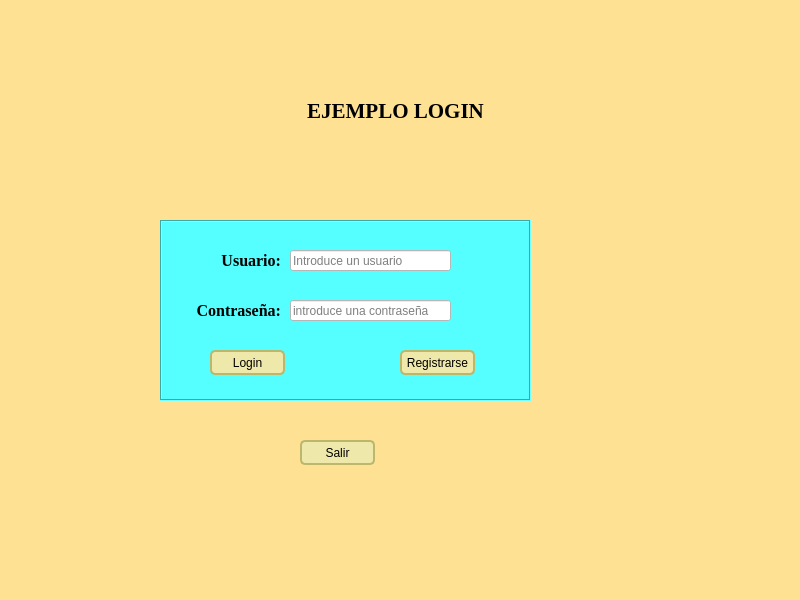
The window that login.ui (ilopjim13/PersistenciaDatos_PyQT) describes before a commit, drawn with Qt 5.
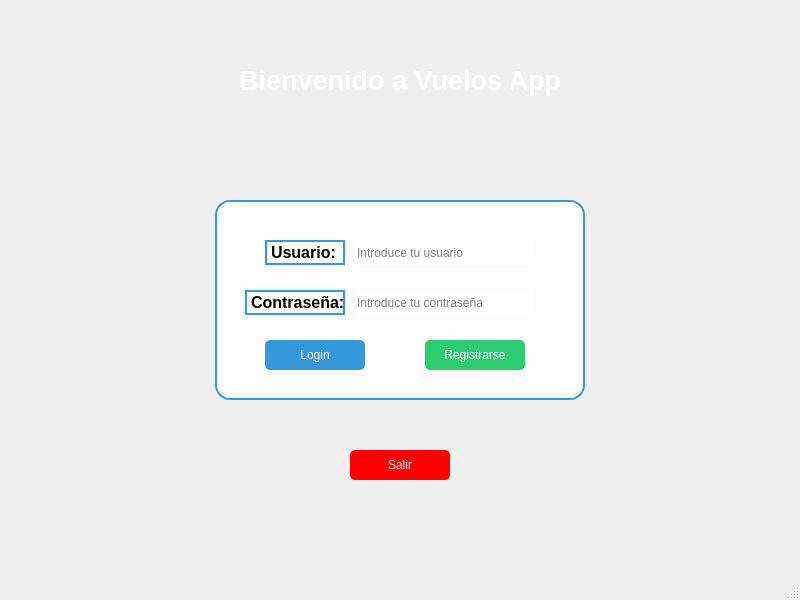
The same window after the commit. Icons and pictures are not drawn.

Commit message: Login/register funcional, mis viajes no furula muy bien, hay que ver navegación

```diff
--- a/login.ui
+++ b/login.ui
@@ -14,27 +14,34 @@
    <string>MainWindow</string>
   </property>
   <property name="styleSheet">
-   <string notr="true">background-color: rgb(255, 225, 148);</string>
+   <string notr="true">
+    MainWindow {
+        background-image: url("imagenes/fondo.jpg") background-position: center;
+    }
+   </string>
   </property>
   <widget class="QWidget" name="centralwidget">
    <widget class="QLabel" name="Titulo">
     <property name="geometry">
      <rect>
       <x>0</x>
-      <y>80</y>
-      <width>791</width>
-      <height>61</height>
+      <y>50</y>
+      <width>800</width>
+      <height>60</height>
      </rect>
     </property>
     <property name="font">
      <font>
-      <family>Times New Roman</family>
-      <pointsize>16</pointsize>
+      <family>Arial</family>
+      <pointsize>20</pointsize>
       <bold>true</bold>
      </font>
     </property>
+    <property name="styleSheet">
+     <string notr="true">color: white;</string>
+    </property>
     <property name="text">
-     <string>EJEMPLO LOGIN</string>
+     <string>Bienvenido a Vuelos App</string>
     </property>
     <property name="alignment">
      <set>Qt::AlignmentFlag::AlignCenter</set>
@@ -43,177 +50,128 @@
    <widget class="QFrame" name="frame">
     <property name="geometry">
      <rect>
-      <x>160</x>
-      <y>220</y>
-      <width>371</width>
-      <height>181</height>
+      <x>215</x>
+      <y>200</y>
+      <width>370</width>
+      <height>200</height>
      </rect>
     </property>
     <property name="styleSheet">
-     <string notr="true">background-color: rgb(85, 255, 255);</string>
+     <string notr="true">
+        QFrame {
+            background-color: rgba(255, 255, 255, 0.8);
+            border-radius: 15px;
+            border: 2px solid #3498db;
+        }
+     </string>
     </property>
     <property name="frameShape">
      <enum>QFrame::Shape::Box</enum>
     </property>
     <property name="frameShadow">
-     <enum>QFrame::Shadow::Sunken</enum>
+     <enum>QFrame::Shadow::Raised</enum>
     </property>
-    <widget class="QLineEdit" name="li_contra">
-     <property name="geometry">
-      <rect>
-       <x>130</x>
-       <y>80</y>
-       <width>161</width>
-       <height>21</height>
-      </rect>
-     </property>
-     <property name="styleSheet">
-      <string notr="true">background-color: rgb(255,255,255);</string>
-     </property>
-     <property name="echoMode">
-      <enum>QLineEdit::EchoMode::Password</enum>
-     </property>
-     <property name="placeholderText">
-      <string>introduce una contraseña</string>
-     </property>
-    </widget>
     <widget class="QLabel" name="la_usu">
      <property name="geometry">
       <rect>
        <x>50</x>
-       <y>30</y>
-       <width>71</width>
-       <height>21</height>
+       <y>40</y>
+       <width>80</width>
+       <height>25</height>
       </rect>
      </property>
      <property name="font">
       <font>
-       <family>Times New Roman</family>
+       <family>Arial</family>
        <pointsize>12</pointsize>
        <bold>true</bold>
       </font>
      </property>
      <property name="styleSheet">
-      <string notr="true">colo: rgb(255, 255, 255)</string>
+      <string notr="true">color: black;</string>
      </property>
      <property name="text">
       <string>Usuario:</string>
      </property>
-     <property name="scaledContents">
-      <bool>true</bool>
-     </property>
-     <property name="alignment">
-      <set>Qt::AlignmentFlag::AlignRight|Qt::AlignmentFlag::AlignTrailing|Qt::AlignmentFlag::AlignVCenter</set>
-     </property>
     </widget>
     <widget class="QLineEdit" name="li_usuario">
      <property name="geometry">
       <rect>
-       <x>130</x>
-       <y>30</y>
-       <width>161</width>
-       <height>21</height>
+       <x>140</x>
+       <y>40</y>
+       <width>180</width>
+       <height>25</height>
       </rect>
      </property>
      <property name="styleSheet">
-      <string notr="true">background-color: rgb(255,255,255);
-
-</string>
+      <string notr="true">background-color: white; border-radius: 5px;</string>
      </property>
      <property name="placeholderText">
-      <string>Introduce un usuario</string>
+      <string>Introduce tu usuario</string>
      </property>
     </widget>
     <widget class="QLabel" name="la_contra">
      <property name="geometry">
       <rect>
        <x>30</x>
-       <y>80</y>
-       <width>91</width>
-       <height>21</height>
+       <y>90</y>
+       <width>100</width>
+       <height>25</height>
       </rect>
      </property>
      <property name="font">
       <font>
-       <family>Times New Roman</family>
+       <family>Arial</family>
        <pointsize>12</pointsize>
        <bold>true</bold>
       </font>
      </property>
      <property name="styleSheet">
-      <string notr="true">colo: rgb(255, 255, 255)</string>
+      <string notr="true">color: black;</string>
      </property>
      <property name="text">
       <string>Contraseña:</string>
      </property>
-     <property name="scaledContents">
-      <bool>true</bool>
-     </property>
-     <property name="alignment">
-      <set>Qt::AlignmentFlag::AlignRight|Qt::AlignmentFlag::AlignTrailing|Qt::AlignmentFlag::AlignVCenter</set>
-     </property>
     </widget>
-    <widget class="QLabel" name="la_res">
+    <widget class="QLineEdit" name="li_contra">
      <property name="geometry">
       <rect>
-       <x>30</x>
-       <y>110</y>
-       <width>331</width>
-       <height>20</height>
+       <x>140</x>
+       <y>90</y>
+       <width>180</width>
+       <height>25</height>
       </rect>
      </property>
-     <property name="font">
-      <font>
-       <pointsize>12</pointsize>
-      </font>
-     </property>
      <property name="styleSheet">
-      <string notr="true">color: red;</string>
+      <string notr="true">background-color: white; border-radius: 5px;</string>
      </property>
-     <property name="text">
-      <string/>
+     <property name="echoMode">
+      <enum>QLineEdit::EchoMode::Password</enum>
+     </property>
+     <property name="placeholderText">
+      <string>Introduce tu contraseña</string>
      </property>
     </widget>
     <widget class="QPushButton" name="bu_login">
      <property name="geometry">
       <rect>
        <x>50</x>
-       <y>130</y>
-       <width>75</width>
-       <height>25</height>
+       <y>140</y>
+       <width>100</width>
+       <height>30</height>
       </rect>
      </property>
      <property name="styleSheet">
-      <string notr="true">QPushButton {
-        background-color: palegoldenrod;
-        border-width: 2px;
-        border-color: darkkhaki;
-        border-style: solid;
-        border-radius: 5;
-        padding: 3px;
-        min-width: 9ex;
-        min-height: 2.5ex;
-    }
-QPushButton:hover {
-        background-color: red;
-        border-width: 2px;
-        border-color: darkkhaki;
-        border-style: solid;
-        border-radius: 5;
-        padding: 3px;
-        min-width: 9ex;
-        min-height: 2.5ex;
-    }
-QPushButton:pressed{
-        background-color: blue;
-        border-width: 2px;
-        border-color: darkkhaki;
-        border-style: solid;
-        border-radius: 10;
-        padding: 3px;
-        min-width: 9ex;
-        min-height: 2.5ex;
-    }</string>
+      <string notr="true">
+        QPushButton {
+            background-color: #3498db;
+            color: white;
+            border-radius: 5px;
+        }
+        QPushButton:hover {
+            background-color: #2980b9;
+        }
+      </string>
      </property>
      <property name="text">
       <string>Login</string>
@@ -222,43 +180,23 @@
     <widget class="QPushButton" name="bu_reg">
      <property name="geometry">
       <rect>
-       <x>240</x>
-       <y>130</y>
-       <width>75</width>
-       <height>25</height>
+       <x>210</x>
+       <y>140</y>
+       <width>100</width>
+       <height>30</height>
       </rect>
      </property>
      <property name="styleSheet">
-      <string notr="true">QPushButton {
-        background-color: palegoldenrod;
-        border-width: 2px;
-        border-color: darkkhaki;
-        border-style: solid;
-        border-radius: 5;
-        padding: 3px;
-        min-width: 9ex;
-        min-height: 2.5ex;
-    }
-QPushButton:hover {
-        background-color: red;
-        border-width: 2px;
-        border-color: darkkhaki;
-        border-style: solid;
-        border-radius: 5;
-        padding: 3px;
-        min-width: 9ex;
-        min-height: 2.5ex;
-    }
-QPushButton:pressed{
-        background-color: blue;
-        border-width: 2px;
-        border-color: darkkhaki;
-        border-style: solid;
-        border-radius: 10;
-        padding: 3px;
-        min-width: 9ex;
-        min-height: 2.5ex;
-    }</string>
+      <string notr="true">
+        QPushButton {
+            background-color: #2ecc71;
+            color: white;
+            border-radius: 5px;
+        }
+        QPushButton:hover {
+            background-color: #27ae60;
+        }
+      </string>
      </property>
      <property name="text">
       <string>Registrarse</string>
@@ -268,43 +206,23 @@
    <widget class="QPushButton" name="bu_salir">
     <property name="geometry">
      <rect>
-      <x>300</x>
-      <y>440</y>
-      <width>75</width>
-      <height>25</height>
+      <x>350</x>
+      <y>450</y>
+      <width>100</width>
+      <height>30</height>
      </rect>
     </property>
     <property name="styleSheet">
-     <string notr="true">QPushButton {
-        background-color: palegoldenrod;
-        border-width: 2px;
-        border-color: darkkhaki;
-        border-style: solid;
-        border-radius: 5;
-        padding: 3px;
-        min-width: 9ex;
-        min-height: 2.5ex;
-    }
-QPushButton:hover {
-        background-color: red;
-        border-width: 2px;
-        border-color: darkkhaki;
-        border-style: solid;
-        border-radius: 5;
-        padding: 3px;
-        min-width: 9ex;
-        min-height: 2.5ex;
-    }
-QPushButton:pressed{
-        background-color: blue;
-        border-width: 2px;
-        border-color: darkkhaki;
-        border-style: solid;
-        border-radius: 10;
-        padding: 3px;
-        min-width: 9ex;
-        min-height: 2.5ex;
-    }</string>
+     <string notr="true">
+        QPushButton {
+            background-color: red;
+            color: white;
+            border-radius: 5px;
+        }
+        QPushButton:hover {
+            background-color: darkred;
+        }
+      </string>
     </property>
     <property name="text">
      <string>Salir</string>
```
Left out of the diff: 28 changed lines with no effect on the pictures. The commit also changes 10 other files.
